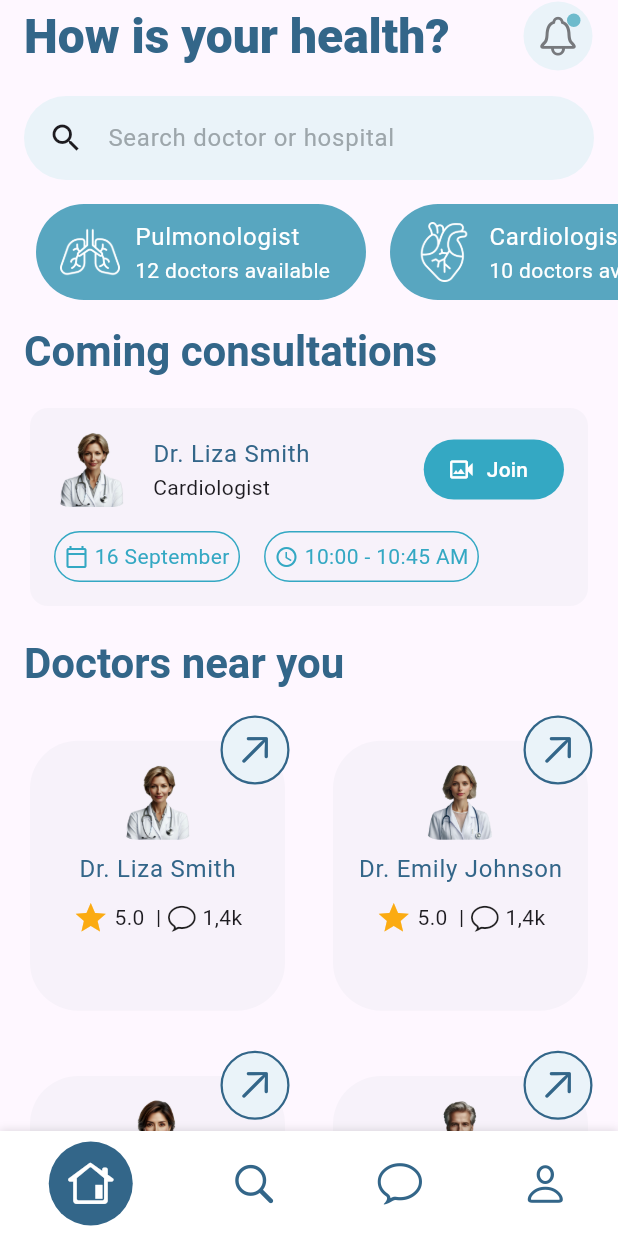
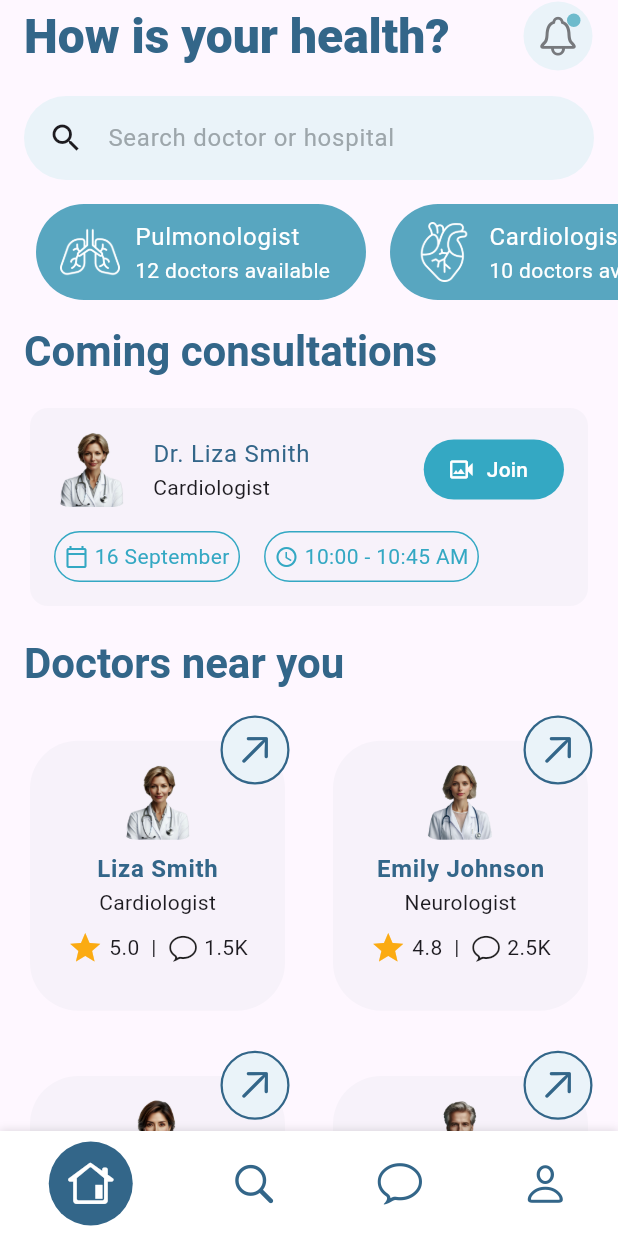
Before and after one commit to borysmatveichuk/ui_telemedicine_app, a Flutter app: the screen it shows after launch, on a phone screen of 412 x 824 dp. Run offline on Flutter 3.47's test engine with Material 3 defaults, Android fonts, the phone set to English and light mode, and no system bars; our stand-ins replace flutter_lorem, flutter_riverpod, font_awesome_flutter, fpdart, go_router, google_fonts; generated files the repository leaves out were written again; Roboto replaces fonts that are missing (Gantari).

Commit message:
Add number format and show some data on UI

```diff
--- a/lib/presentation/pages/home/home_page.dart
+++ b/lib/presentation/pages/home/home_page.dart
@@ -2,6 +2,7 @@ import 'package:flutter/cupertino.dart';
 import 'package:flutter/material.dart';
 import 'package:flutter_riverpod/flutter_riverpod.dart';
 import 'package:go_router/go_router.dart';
+import 'package:intl/intl.dart';
 import 'package:ui_telemedicine_app/data/model/doctor.dart';
 import 'package:ui_telemedicine_app/data/model/doctor_specialization.dart';
 import 'package:ui_telemedicine_app/providers/doctor_data_provider.dart';
@@ -278,7 +279,6 @@ class _DoctorItem extends StatelessWidget {
   final Doctor doctor;
   final void Function() onTap;
 
-
   @override
   Widget build(BuildContext context) {
     return Stack(
@@ -307,23 +307,31 @@ class _DoctorItem extends StatelessWidget {
                   ),
                   SizedBox(height: 8),
                   Text(
-                    'Dr. ${doctor.firstName} ${doctor.lastName}',
-                    style: context.theme.textTheme.bodyLarge,
+                    '${doctor.firstName} ${doctor.lastName}',
+                    style: context.theme.textTheme.bodyLarge?.copyWith(
+                      fontWeight: FontWeight.w600,
+                    ),
                   ),
-                  // Text(
-                  //   doctor.specialization.localizedName(context),
-                  //   style: context.theme.textTheme.bodyMedium,
-                  // ),
+                  Text(
+                    doctor.specialization.doctorAssetName(context).localization,
+                    style: context.theme.textTheme.bodyMedium,
+                  ),
                   SizedBox(height: 8),
                   Row(
                     mainAxisAlignment: MainAxisAlignment.center,
                     children: [
                       Icon(Icons.star,
                           size: 24, color: Color.fromRGBO(251, 171, 18, 1)),
-                      Text(' 5.0 '),
+                      Padding(
+                        padding: const EdgeInsets.symmetric(horizontal: 4),
+                        child: Text('${doctor.rating}'),
+                      ),
                       Text(' | '),
-                      Icon(CupertinoIcons.chat_bubble, size: 20),
-                      Text(' 1,4k'),
+                      Padding(
+                        padding: const EdgeInsets.symmetric(horizontal: 4),
+                        child: Icon(CupertinoIcons.chat_bubble, size: 20),
+                      ),
+                      Text(NumberFormat.compact().format(doctor.numberOfReviews)),
                     ],
                   )
                 ],
@@ -337,7 +345,6 @@ class _DoctorItem extends StatelessWidget {
           child: IconButton.outlined(
             onPressed: onTap,
             icon: Icon(
-              //Icons.arrow_upward_outlined,
               CupertinoIcons.arrow_up_right,
               size: 30,
             ),
```
